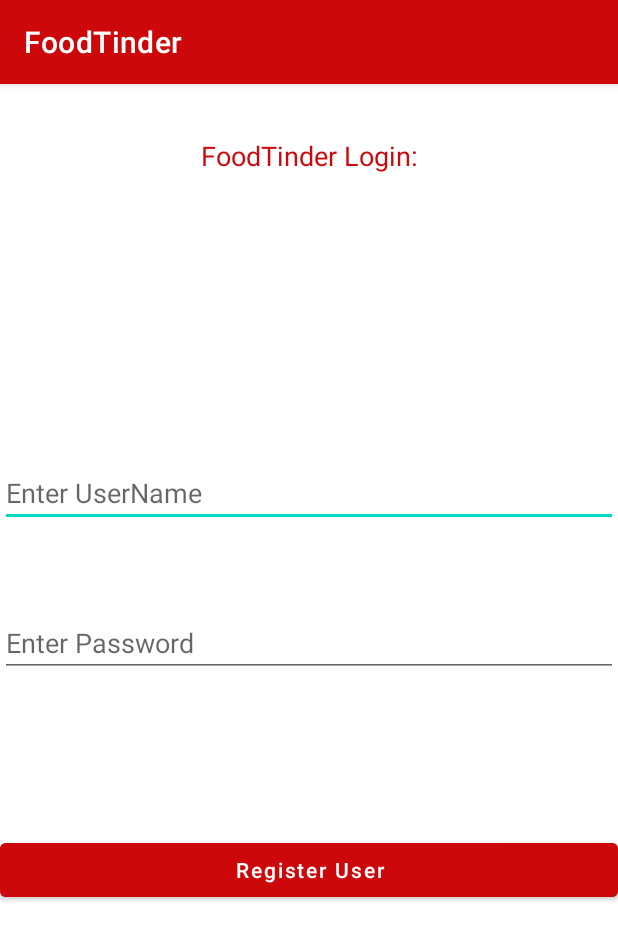
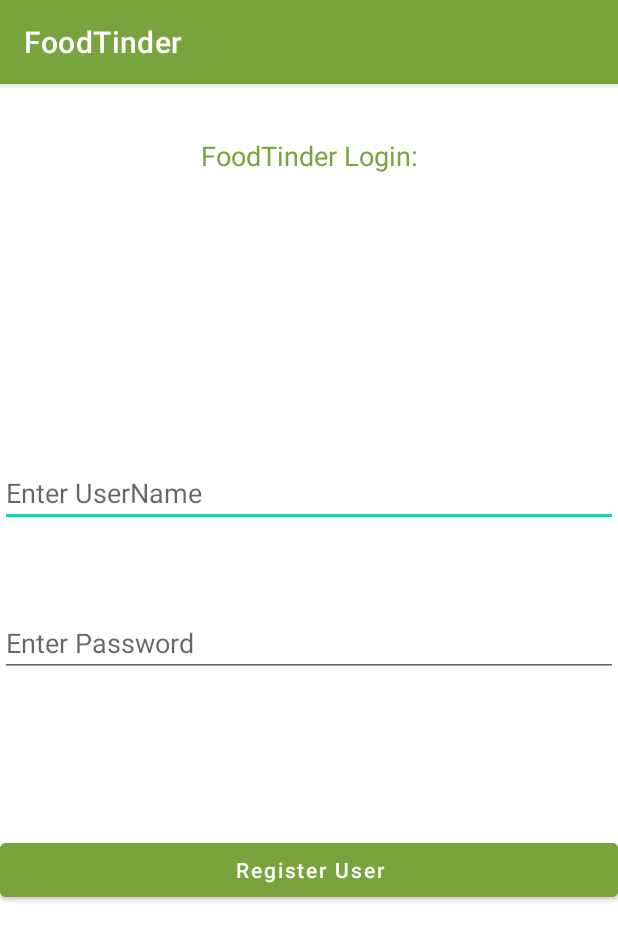
Before and after one commit to gissellemm/FoodTinder, an Android app: the screen it shows after launch (LoginPage), on a phone screen of 412 x 824 dp. Shown: the top 940 px of the screen. Run offline under Robolectric (Android 15) with nearby library versions, the phone set to English and light mode, and no system bars; libraries missing offline, so code that uses them is left out: com.parse; 1 statement that could not run was skipped.

Commit message:
discover finished

```diff
--- a/app/src/main/res/values/colors.xml
+++ b/app/src/main/res/values/colors.xml
@@ -1,11 +1,11 @@
 <?xml version="1.0" encoding="utf-8"?>
 <resources>
     <color name="purple_200">#FFBB86FC</color>
-    <color name="purple_500">#CC080B</color>
-    <color name="purple_700">#CC080B</color>
+    <color name="purple_500">#79a33d</color>
+    <color name="purple_700">#79a33d</color>
     <color name="teal_200">#FF03DAC5</color>
     <color name="teal_700">#FF018786</color>
     <color name="black">#FF000000</color>
     <color name="white">#FFFFFFFF</color>
-    <color name="red">#CC080B</color>
+    <color name="red">#79a33d</color>
 </resources>
```
